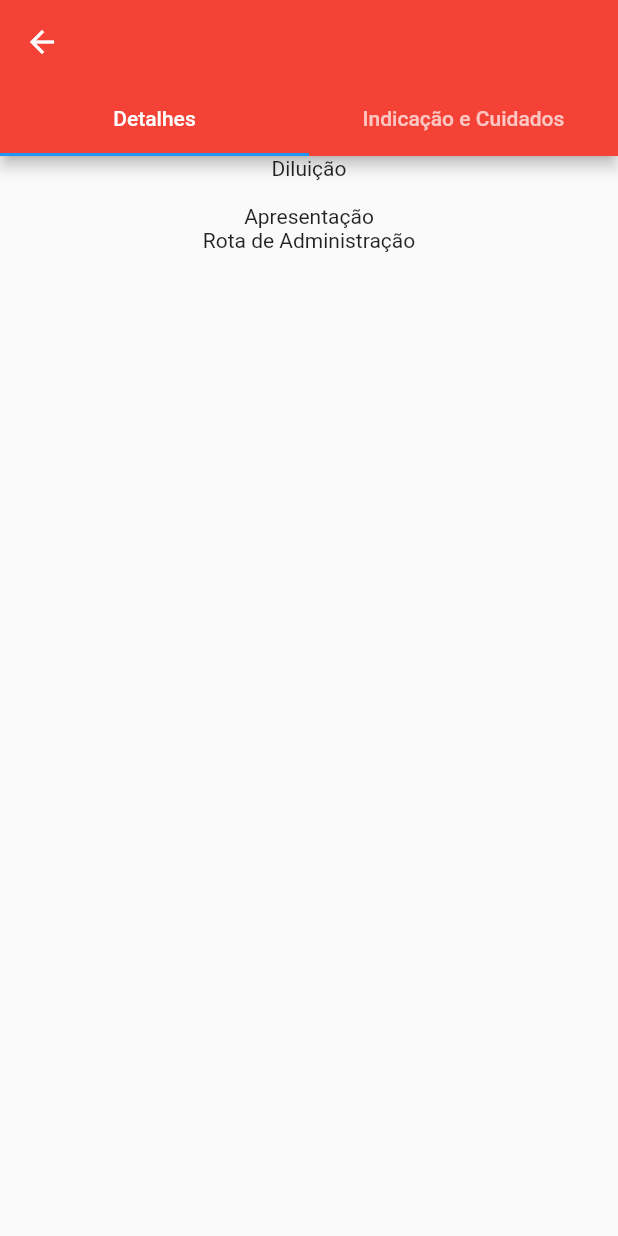
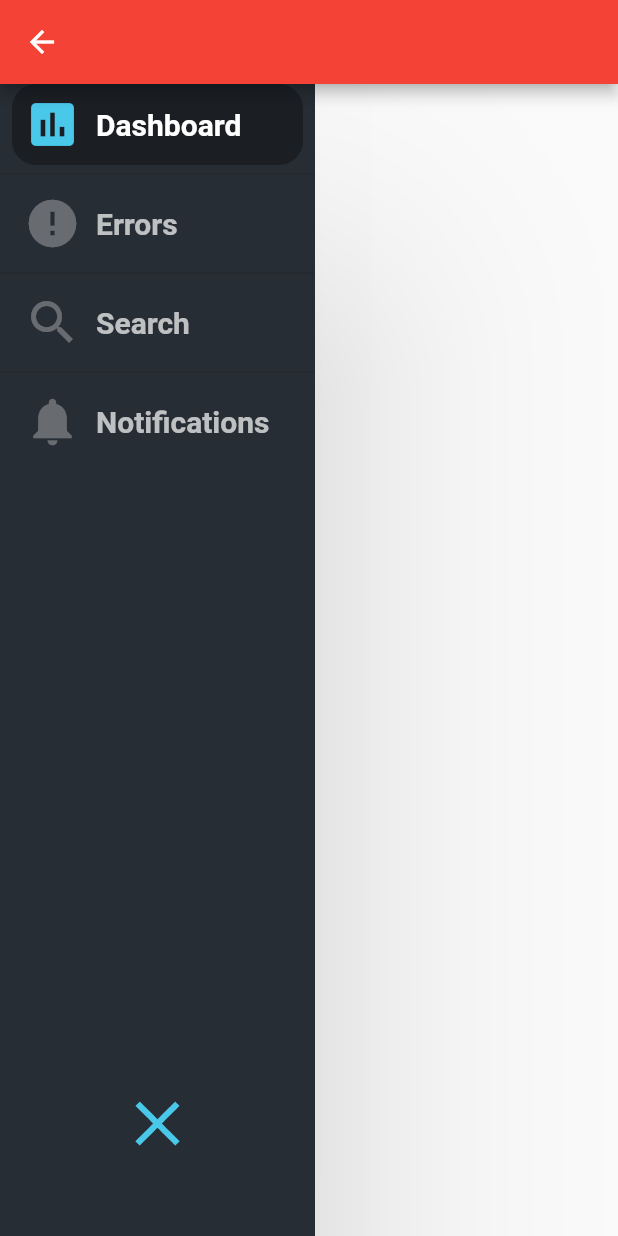
Before and after one commit to karinaplemos/cardio_help, a Flutter app: the DrugsPage screen opened directly with empty values, on a phone screen of 412 x 824 dp. Run offline on Flutter 3.47's test engine with Material 2 defaults, Android fonts, the phone set to English and light mode, and no system bars.

Commit message:
Criação do Drawer Customizado
Foi implementado o drawer informativo que se encontra dentro da página de medicamentos.

```diff
--- /dev/null
+++ b/cardio_help/lib/objects/custom_drawer/commons/collapsing_list_tile_widget.dart
@@ -0,0 +1,68 @@
+import 'package:cardio_help/objects/custom_drawer/custom_navigator_drawer.dart';
+import 'package:flutter/material.dart';
+import 'package:cardio_help/objects/custom_drawer/theme.dart';
+
+class CollapsingListTile extends StatefulWidget {
+  final String title;
+  final IconData icon;
+  final AnimationController animationController;
+  final bool isSelected;
+  final Function onTap;
+
+  CollapsingListTile(
+      {@required this.title,
+      @required this.icon,
+      @required this.animationController,
+      this.isSelected = false,
+      this.onTap});
+
+  @override
+  _CollapsingListTileState createState() => _CollapsingListTileState();
+}
+
+class _CollapsingListTileState extends State<CollapsingListTile> {
+  Animation<double> widthAnimation, sizedBoxAnimation;
+
+  @override
+  void initState() {
+    super.initState();
+    widthAnimation =
+        Tween<double>(begin: 200, end: 70).animate(widget.animationController);
+    sizedBoxAnimation =
+        Tween<double>(begin: 10, end: 0).animate(widget.animationController);
+  }
+
+  @override
+  Widget build(BuildContext context) {
+    return InkWell(
+      onTap: widget.onTap,
+      child: Container(
+        decoration: BoxDecoration(
+          borderRadius: BorderRadius.all(Radius.circular(16.0)),
+          color: widget.isSelected
+          ? Colors.transparent.withOpacity(0.3)
+              : Colors.transparent,
+        ),
+        width: widthAnimation.value,
+        margin: EdgeInsets.symmetric(horizontal: 8.0),
+        padding: EdgeInsets.symmetric(horizontal: 8.0, vertical: 8.0),
+        child: Row(
+          children: <Widget>[
+            Icon(
+              widget.icon,
+              color: widget.isSelected ? selectedColor : Colors.white30,
+              size: 38.0,
+            ),
+            SizedBox(width: sizedBoxAnimation.value),
+            (widthAnimation.value >= 190)
+                ? Text(widget.title,
+                    style: widget.isSelected
+                        ? listTitleSelectedTextStyle
+                        : listTitleDefaultTextStyle)
+                : Container()
+          ],
+        ),
+      ),
+    );
+  }
+}
--- /dev/null
+++ b/cardio_help/lib/objects/custom_drawer/commons/collapsing_navigation_drawer_widget.dart
@@ -0,0 +1,90 @@
+import 'package:cardio_help/objects/custom_drawer/custom_navigator_drawer.dart';
+import 'package:flutter/material.dart';
+
+class CollapsingNavigationDrawer extends StatefulWidget {
+  @override
+  CollapsingNavigationDrawerState createState() {
+    return new CollapsingNavigationDrawerState();
+  }
+}
+
+class CollapsingNavigationDrawerState extends State<CollapsingNavigationDrawer>
+    with SingleTickerProviderStateMixin {
+  double maxWidth = 210;
+  double minWidth = 70;
+  bool isCollapsed = true;
+  AnimationController _animationController;
+  Animation<double> widthAnimation;
+  int currentSelectedIndex = 0;
+
+  @override
+  void initState() {
+    super.initState();
+    _animationController = AnimationController(
+        vsync: this, duration: Duration(milliseconds: 300));
+    widthAnimation = Tween<double>(begin: maxWidth, end: minWidth)
+        .animate(_animationController);
+  }
+
+  @override
+  Widget build(BuildContext context) {
+    return AnimatedBuilder(
+      animation: _animationController,
+      builder: (context, widget) => getWidget(context, widget),
+    );
+  }
+
+  Widget getWidget(context, widget) {
+    return Material(
+      elevation: 80.0,
+      child: Container(
+        width: widthAnimation.value,
+        color: drawerBackgroundColor,
+        child: Column(
+          children: <Widget>[
+            Expanded(
+              child: ListView.separated(
+                separatorBuilder: (context, counter) {
+                  return Divider(height: 12.0);
+                },
+                itemBuilder: (context, counter) {
+                  return CollapsingListTile(
+                      onTap: () {
+                        setState(() {
+                          currentSelectedIndex = counter;
+                        });
+                      },
+                      isSelected: currentSelectedIndex == counter,
+                      title: navigationItems[counter].title,
+                      icon: navigationItems[counter].icon,
+                      animationController: _animationController,
+                  );
+                },
+                itemCount: navigationItems.length,
+              ),
+            ),
+            InkWell(
+              onTap: () {
+                setState(() {
+                  isCollapsed = !isCollapsed;
+                  isCollapsed
+                      ? _animationController.forward()
+                      : _animationController.reverse();
+                });
+              },
+              child: AnimatedIcon(
+                icon: AnimatedIcons.close_menu,
+                progress: _animationController,
+                color: selectedColor,
+                size: 50.0,
+              ),
+            ),
+            SizedBox(
+              height: 50.0,
+            ),
+          ],
+        ),
+      ),
+    );
+  }
+}
--- /dev/null
+++ b/cardio_help/lib/objects/custom_drawer/custom_navigator_drawer.dart
@@ -0,0 +1,4 @@
+export 'commons/collapsing_list_tile_widget.dart';
+export 'commons/collapsing_navigation_drawer_widget.dart';
+export 'model/navigation_model.dart';
+export 'theme.dart';
--- /dev/null
+++ b/cardio_help/lib/objects/custom_drawer/model/navigation_model.dart
@@ -0,0 +1,15 @@
+import 'package:flutter/material.dart';
+
+class NavigationModel {
+  String title;
+  IconData icon;
+
+  NavigationModel({this.title, this.icon});
+}
+
+List<NavigationModel> navigationItems = [
+  NavigationModel(title: "Dashboard", icon: Icons.insert_chart),
+  NavigationModel(title: "Errors", icon: Icons.error),
+  NavigationModel(title: "Search", icon: Icons.search),
+  NavigationModel(title: "Notifications", icon: Icons.notifications),
+];
--- /dev/null
+++ b/cardio_help/lib/objects/custom_drawer/theme.dart
@@ -0,0 +1,7 @@
+import 'package:flutter/material.dart';
+
+TextStyle listTitleDefaultTextStyle = TextStyle(color: Colors.white70, fontSize: 20.0, fontWeight: FontWeight.w600);
+TextStyle listTitleSelectedTextStyle = TextStyle(color: Colors.white, fontSize: 20.0, fontWeight: FontWeight.w600);
+
+Color selectedColor = Color(0xFF4AC8EA);
+Color drawerBackgroundColor = Color(0xFF272D34);
--- a/cardio_help/lib/pages/DrugsPage/drugsPage.dart
+++ b/cardio_help/lib/pages/DrugsPage/drugsPage.dart
@@ -1,4 +1,5 @@
 import 'package:flutter/material.dart';
+import 'package:cardio_help/objects/custom_drawer/custom_navigator_drawer.dart';
 
 class DrugsPage extends StatefulWidget {
   final Map medicamento;
@@ -18,61 +19,12 @@ class _DrugsPageState extends State<DrugsPage> {
 
   @override
   Widget build(BuildContext context) {
-    return DefaultTabController(
-      length: 2,
-      child : Scaffold(
+    return Scaffold(
         appBar: AppBar(
           backgroundColor: Colors.red,
           title: Text(widget.medicamento["name"]),
-          bottom: TabBar(
-            tabs: [
-              Tab(text: 'Detalhes'),
-              Tab(text: 'Indicação e Cuidados'),
-              ],
-          ),
         ),
-        body: TabBarView(
-          children: [
-            // Aba de detalhes: devem aparecer essas chaves: presentation, dilution, routeAdm
-            Column(
-              children: <Widget>[
-                Text("Diluição"),
-                Text(widget.medicamento["dilution"]),
-                Text("Apresentação"),
-                Column(
-                  children: List.generate(widget.medicamento["presentation"].length, (index){
-                    return Text(widget.medicamento["presentation"][index].toString());
-                  })
-                ),
-                Text("Rota de Administração"),
-                Column(
-                  children: List.generate(widget.medicamento["routeAdm"].length, (index){
-                    return Text(widget.medicamento["routeAdm"][index].toString());
-                  })
-                )
-              ]
-            )
-            ,
-            // Aba de Indicação e Cuidados: devem aparecer essas chaves: indication, care
-            Column(
-              children: <Widget>[
-                Text("Indicação"),
-                Column(
-                  children:List.generate(widget.medicamento["indication"].length, (index){
-                    return Text(widget.medicamento["indication"][index].toString());
-                  })
-                ),
-                Text("Cuidados"),
-                Column(
-                  children: List.generate(widget.medicamento["care"].length, (index){
-                    return Text(widget.medicamento["care"][index].toString());
-                  })
-                )
-              ]
-            )
-          ],
-        ),
-      ),
+        body: CollapsingNavigationDrawer()
     );
   }
 }
```
